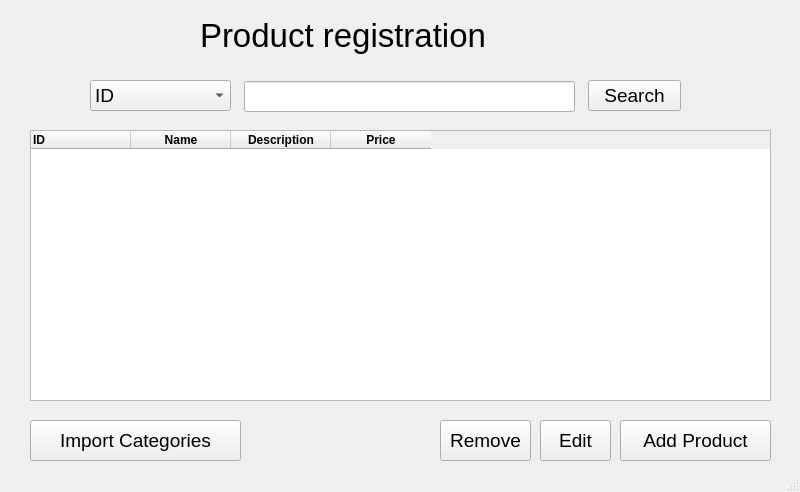
Above: mainWindow.ui from lucasljoliveira/TechStartPro before the change. Below: the same form after it.
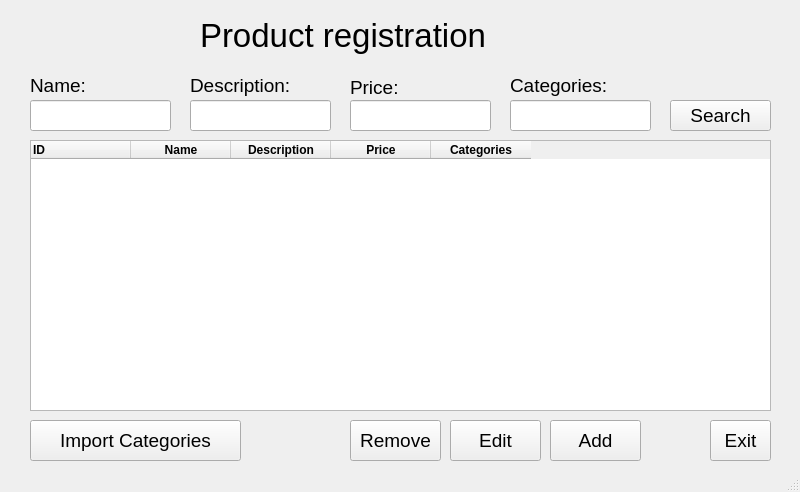
That is the form after the change. Icons and pictures are not drawn.

Commit message:
Corrigindo interface principal
Alteração da interface inicial acrescentando campos para todos os filtros (nome, descrição, preço e categoria).
Inserido botão de sair (Exit).
Adição da coluna de categorias (Categories).

Patch:
```diff
--- a/mainWindow.ui
+++ b/mainWindow.ui
@@ -40,7 +40,7 @@
     <property name="geometry">
      <rect>
       <x>30</x>
-      <y>130</y>
+      <y>140</y>
       <width>741</width>
       <height>271</height>
      </rect>
@@ -116,13 +116,30 @@
       </font>
      </property>
     </column>
+    <column>
+     <property name="text">
+      <string notr="true">Categories</string>
+     </property>
+     <property name="toolTip">
+      <string notr="true"/>
+     </property>
+     <property name="whatsThis">
+      <string notr="true"/>
+     </property>
+     <property name="font">
+      <font>
+       <weight>75</weight>
+       <bold>true</bold>
+      </font>
+     </property>
+    </column>
    </widget>
    <widget class="QPushButton" name="pushButton_CreateProduct">
     <property name="geometry">
      <rect>
-      <x>620</x>
+      <x>550</x>
       <y>420</y>
-      <width>151</width>
+      <width>91</width>
       <height>41</height>
      </rect>
     </property>
@@ -132,15 +149,15 @@
      </font>
     </property>
     <property name="text">
-     <string>Add Product</string>
+     <string>Add</string>
     </property>
    </widget>
    <widget class="QLineEdit" name="lineEdit_Search">
     <property name="geometry">
      <rect>
-      <x>244</x>
-      <y>81</y>
-      <width>331</width>
+      <x>30</x>
+      <y>100</y>
+      <width>141</width>
       <height>31</height>
      </rect>
     </property>
@@ -153,9 +170,9 @@
    <widget class="QPushButton" name="pushButton_Search">
     <property name="geometry">
      <rect>
-      <x>588</x>
-      <y>80</y>
-      <width>93</width>
+      <x>670</x>
+      <y>100</y>
+      <width>101</width>
       <height>31</height>
      </rect>
     </property>
@@ -168,46 +185,6 @@
      <string>Search</string>
     </property>
    </widget>
-   <widget class="QComboBox" name="comboBox_searchType">
-    <property name="geometry">
-     <rect>
-      <x>90</x>
-      <y>80</y>
-      <width>141</width>
-      <height>31</height>
-     </rect>
-    </property>
-    <property name="font">
-     <font>
-      <pointsize>14</pointsize>
-     </font>
-    </property>
-    <item>
-     <property name="text">
-      <string notr="true">ID</string>
-     </property>
-    </item>
-    <item>
-     <property name="text">
-      <string notr="true">Name</string>
-     </property>
-    </item>
-    <item>
-     <property name="text">
-      <string notr="true">Description</string>
-     </property>
-    </item>
-    <item>
-     <property name="text">
-      <string notr="true">Price</string>
-     </property>
-    </item>
-    <item>
-     <property name="text">
-      <string notr="true">Category</string>
-     </property>
-    </item>
-   </widget>
    <widget class="QPushButton" name="pushButton_ImportCategories">
     <property name="geometry">
      <rect>
@@ -229,9 +206,9 @@
    <widget class="QPushButton" name="pushButton_UpdateProduct">
     <property name="geometry">
      <rect>
-      <x>540</x>
+      <x>450</x>
       <y>420</y>
-      <width>71</width>
+      <width>91</width>
       <height>41</height>
      </rect>
     </property>
@@ -247,7 +224,7 @@
    <widget class="QPushButton" name="pushButton_RemoveProduct">
     <property name="geometry">
      <rect>
-      <x>440</x>
+      <x>350</x>
       <y>420</y>
       <width>91</width>
       <height>41</height>
@@ -262,6 +239,141 @@
      <string>Remove</string>
     </property>
    </widget>
+   <widget class="QLineEdit" name="lineEdit_Description">
+    <property name="geometry">
+     <rect>
+      <x>190</x>
+      <y>100</y>
+      <width>141</width>
+      <height>31</height>
+     </rect>
+    </property>
+    <property name="font">
+     <font>
+      <pointsize>14</pointsize>
+     </font>
+    </property>
+   </widget>
+   <widget class="QLineEdit" name="lineEdit_Price">
+    <property name="geometry">
+     <rect>
+      <x>350</x>
+      <y>100</y>
+      <width>141</width>
+      <height>31</height>
+     </rect>
+    </property>
+    <property name="font">
+     <font>
+      <pointsize>14</pointsize>
+     </font>
+    </property>
+   </widget>
+   <widget class="QLineEdit" name="lineEdit_Category">
+    <property name="geometry">
+     <rect>
+      <x>510</x>
+      <y>100</y>
+      <width>141</width>
+      <height>31</height>
+     </rect>
+    </property>
+    <property name="font">
+     <font>
+      <pointsize>14</pointsize>
+     </font>
+    </property>
+   </widget>
+   <widget class="QLabel" name="label_Search_Name">
+    <property name="geometry">
+     <rect>
+      <x>30</x>
+      <y>75</y>
+      <width>71</width>
+      <height>20</height>
+     </rect>
+    </property>
+    <property name="font">
+     <font>
+      <pointsize>14</pointsize>
+     </font>
+    </property>
+    <property name="text">
+     <string>Name:</string>
+    </property>
+   </widget>
+   <widget class="QLabel" name="label_Search_Description">
+    <property name="geometry">
+     <rect>
+      <x>190</x>
+      <y>70</y>
+      <width>131</width>
+      <height>31</height>
+     </rect>
+    </property>
+    <property name="font">
+     <font>
+      <pointsize>14</pointsize>
+     </font>
+    </property>
+    <property name="text">
+     <string>Description:</string>
+    </property>
+   </widget>
+   <widget class="QLabel" name="label_Search_Price">
+    <property name="geometry">
+     <rect>
+      <x>350</x>
+      <y>77</y>
+      <width>61</width>
+      <height>20</height>
+     </rect>
+    </property>
+    <property name="font">
+     <font>
+      <pointsize>14</pointsize>
+     </font>
+    </property>
+    <property name="text">
+     <string>Price:</string>
+    </property>
+   </widget>
+   <widget class="QLabel" name="label_Search_Categories">
+    <property name="geometry">
+     <rect>
+      <x>510</x>
+      <y>70</y>
+      <width>121</width>
+      <height>31</height>
+     </rect>
+    </property>
+    <property name="font">
+     <font>
+      <pointsize>14</pointsize>
+     </font>
+    </property>
+    <property name="text">
+     <string>Categories:</string>
+    </property>
+   </widget>
+   <widget class="QPushButton" name="pushButton_Exit">
+    <property name="geometry">
+     <rect>
+      <x>710</x>
+      <y>420</y>
+      <width>61</width>
+      <height>41</height>
+     </rect>
+    </property>
+    <property name="font">
+     <font>
+      <pointsize>14</pointsize>
+     </font>
+    </property>
+    <property name="text">
+     <string>Exit</string>
+    </property>
+   </widget>
   </widget>
   <widget class="QStatusBar" name="statusbar"/>
  </widget>
```
Left out of the diff: 2 changed lines with no effect on the pictures. The commit also changes 1 other file.
